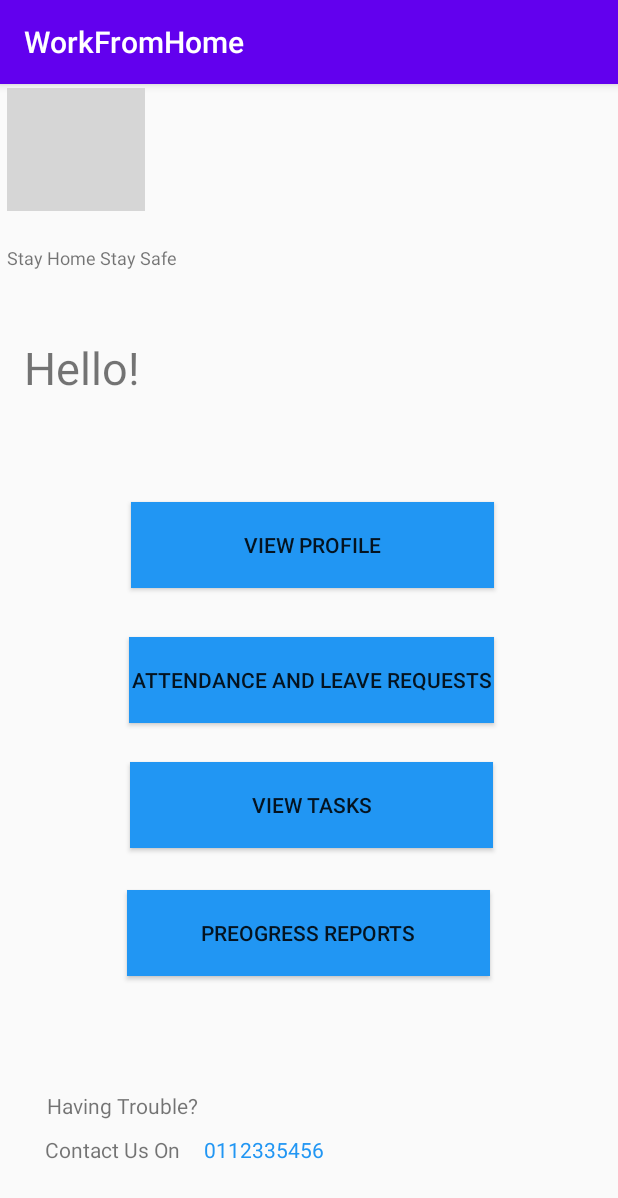
After one commit to MrSavvy98/MAD_G5.17, an Android app: the home screen opened directly, with no data from a screen before it, on a phone screen of 412 x 824 dp. The commit adds this screen. Shown: the top 1198 px of the screen. Run offline under Robolectric (Android 15) with nearby library versions, the phone set to English and light mode, and no system bars; grey boxes are pictures that could not be loaded.

Commit message:
Login and Home Page added

```diff
--- a/app/build.gradle
+++ b/app/build.gradle
@@ -26,6 +26,7 @@ dependencies {
     implementation fileTree(dir: "libs", include: ["*.jar"])
     implementation 'androidx.appcompat:appcompat:1.2.0'
     implementation 'androidx.constraintlayout:constraintlayout:1.1.3'
+    implementation 'com.google.android.material:material:1.2.0'
     testImplementation 'junit:junit:4.12'
     androidTestImplementation 'androidx.test.ext:junit:1.1.1'
     androidTestImplementation 'androidx.test.espresso:espresso-core:3.2.0'
--- a/app/src/main/AndroidManifest.xml
+++ b/app/src/main/AndroidManifest.xml
@@ -9,6 +9,7 @@
         android:roundIcon="@mipmap/ic_launcher_round"
         android:supportsRtl="true"
         android:theme="@style/AppTheme">
+        <activity android:name=".home"></activity>
         <activity android:name=".MainActivity">
             <intent-filter>
                 <action android:name="android.intent.action.MAIN" />
--- /dev/null
+++ b/app/src/main/java/com/example/workfromhome/home.java
@@ -0,0 +1,14 @@
+package com.example.workfromhome;
+
+import androidx.appcompat.app.AppCompatActivity;
+
+import android.os.Bundle;
+
+public class home extends AppCompatActivity {
+
+    @Override
+    protected void onCreate(Bundle savedInstanceState) {
+        super.onCreate(savedInstanceState);
+        setContentView(R.layout.activity_home);
+    }
+}
--- /dev/null
+++ b/app/src/main/res/layout/activity_home.xml
@@ -0,0 +1,135 @@
+<?xml version="1.0" encoding="utf-8"?>
+<androidx.constraintlayout.widget.ConstraintLayout xmlns:android="http://schemas.android.com/apk/res/android"
+    xmlns:app="http://schemas.android.com/apk/res-auto"
+    xmlns:tools="http://schemas.android.com/tools"
+    android:layout_width="match_parent"
+    android:layout_height="match_parent"
+    tools:context=".home">
+
+    <TextView
+        android:id="@+id/textView8"
+        android:layout_width="wrap_content"
+        android:layout_height="wrap_content"
+        android:layout_marginEnd="180dp"
+        android:text="@string/phone"
+        android:textColor="#2196F3"
+        app:layout_constraintBaseline_toBaselineOf="@+id/textView9"
+        app:layout_constraintEnd_toEndOf="parent"
+        app:layout_constraintStart_toEndOf="@+id/textView9" />
+
+    <Button
+        android:id="@+id/btn_attwndance3"
+        android:layout_width="242dp"
+        android:layout_height="57dp"
+        android:background="#2196F3"
+        android:text="@string/Progress"
+        app:layout_constraintBottom_toBottomOf="parent"
+        app:layout_constraintEnd_toEndOf="parent"
+        app:layout_constraintHorizontal_bias="0.497"
+        app:layout_constraintStart_toStartOf="parent"
+        app:layout_constraintTop_toTopOf="parent"
+        app:layout_constraintVertical_bias="0.756" />
+
+    <Button
+        android:id="@+id/btn_Assign"
+        android:layout_width="242dp"
+        android:layout_height="57dp"
+        android:background="#2196F3"
+        android:text="@string/assgn"
+        app:layout_constraintBottom_toTopOf="@+id/btn_attwndance3"
+        app:layout_constraintEnd_toEndOf="parent"
+        app:layout_constraintHorizontal_bias="0.508"
+        app:layout_constraintStart_toStartOf="parent"
+        app:layout_constraintTop_toTopOf="parent"
+        app:layout_constraintVertical_bias="0.941" />
+
+    <Button
+        android:id="@+id/btn_attwndance"
+        android:layout_width="243dp"
+        android:layout_height="57dp"
+        android:background="#2196F3"
+        android:text="@string/Att"
+        app:layout_constraintBottom_toTopOf="@+id/btn_Assign"
+        app:layout_constraintEnd_toEndOf="parent"
+        app:layout_constraintHorizontal_bias="0.511"
+        app:layout_constraintStart_toStartOf="parent"
+        app:layout_constraintTop_toTopOf="parent"
+        app:layout_constraintVertical_bias="0.934" />
+
+    <ImageView
+        android:id="@+id/imageView2"
+        android:layout_width="92dp"
+        android:layout_height="82dp"
+        android:layout_marginStart="2dp"
+        android:layout_marginTop="2dp"
+        app:layout_constraintBottom_toBottomOf="parent"
+        app:layout_constraintEnd_toEndOf="parent"
+        app:layout_constraintHorizontal_bias="0.008"
+        app:layout_constraintStart_toStartOf="parent"
+        app:layout_constraintTop_toTopOf="parent"
+        app:layout_constraintVertical_bias="0.001"
+        app:srcCompat="@drawable/workfromhome_clipart"
+        tools:srcCompat="@drawable/workfromhome_clipart" />
+
+    <TextView
+        android:id="@+id/textView5"
+        android:layout_width="wrap_content"
+        android:layout_height="wrap_content"
+        android:text="@string/greet"
+        android:textSize="12sp"
+        app:layout_constraintBottom_toBottomOf="parent"
+        app:layout_constraintEnd_toEndOf="parent"
+        app:layout_constraintHorizontal_bias="0.016"
+        app:layout_constraintStart_toStartOf="parent"
+        app:layout_constraintTop_toTopOf="parent"
+        app:layout_constraintVertical_bias="0.143" />
+
+    <TextView
+        android:id="@+id/textView6"
+        android:layout_width="wrap_content"
+        android:layout_height="wrap_content"
+        android:text="@string/Greet1"
+        android:textSize="30sp"
+        app:layout_constraintBottom_toBottomOf="parent"
+        app:layout_constraintEnd_toEndOf="parent"
+        app:layout_constraintHorizontal_bias="0.047"
+        app:layout_constraintStart_toStartOf="parent"
+        app:layout_constraintTop_toTopOf="parent"
+        app:layout_constraintVertical_bias="0.232" />
+
+    <Button
+        android:id="@+id/btn_employee"
+        android:layout_width="242dp"
+        android:layout_height="57dp"
+        android:background="#2196F3"
+        android:text="@string/View_prfle"
+        app:layout_constraintBottom_toTopOf="@+id/btn_attwndance"
+        app:layout_constraintEnd_toEndOf="parent"
+        app:layout_constraintHorizontal_bias="0.514"
+        app:layout_constraintStart_toStartOf="parent"
+        app:layout_constraintTop_toTopOf="parent"
+        app:layout_constraintVertical_bias="0.896" />
+
+    <TextView
+        android:id="@+id/textView7"
+        android:layout_width="wrap_content"
+        android:layout_height="wrap_content"
+        android:text="@string/Trble"
+        app:layout_constraintBottom_toBottomOf="parent"
+        app:layout_constraintEnd_toEndOf="parent"
+        app:layout_constraintHorizontal_bias="0.101"
+        app:layout_constraintStart_toStartOf="parent"
+        app:layout_constraintTop_toTopOf="parent"
+        app:layout_constraintVertical_bias="0.897" />
+
+    <TextView
+        android:id="@+id/textView9"
+        android:layout_width="wrap_content"
+        android:layout_height="wrap_content"
+        android:layout_marginStart="30dp"
+        android:text="Contact Us On"
+        app:layout_constraintBottom_toBottomOf="parent"
+        app:layout_constraintStart_toStartOf="parent"
+        app:layout_constraintTop_toTopOf="parent"
+        app:layout_constraintVertical_bias="0.936" />
+</androidx.constraintlayout.widget.ConstraintLayout>
--- a/app/src/main/res/values/strings.xml
+++ b/app/src/main/res/values/strings.xml
@@ -1,3 +1,17 @@
 <resources>
     <string name="app_name">WorkFromHome</string>
+    <string name="application_name">Work From Home</string>
+    <string name="greet">Stay Home Stay Safe</string>
+    <string name="un">Username</string>
+    <string name="pwd">Password</string>
+    <string name="login">Login</string>
+    <string name="signUp">Sign Up</string>
+    <string name="sign">Don\'t have an account?</string>
+    <string name="Greet1">Hello!</string>
+    <string name="Att">Attendance and Leave Requests</string>
+    <string name="Progress">Preogress Reports</string>
+    <string name="View_prfle">View Profile</string>
+    <string name="assgn">View Tasks</string>
+    <string name="Trble">Having Trouble?</string>
+    <string name="phone">0112335456</string>
 </resources>
```
Also changed, not shown: app/src/main/java/com/example/workfromhome/MainActivity.java (+18 -0 lines), app/src/main/res/layout/activity_main.xml (+92 -6 lines).
